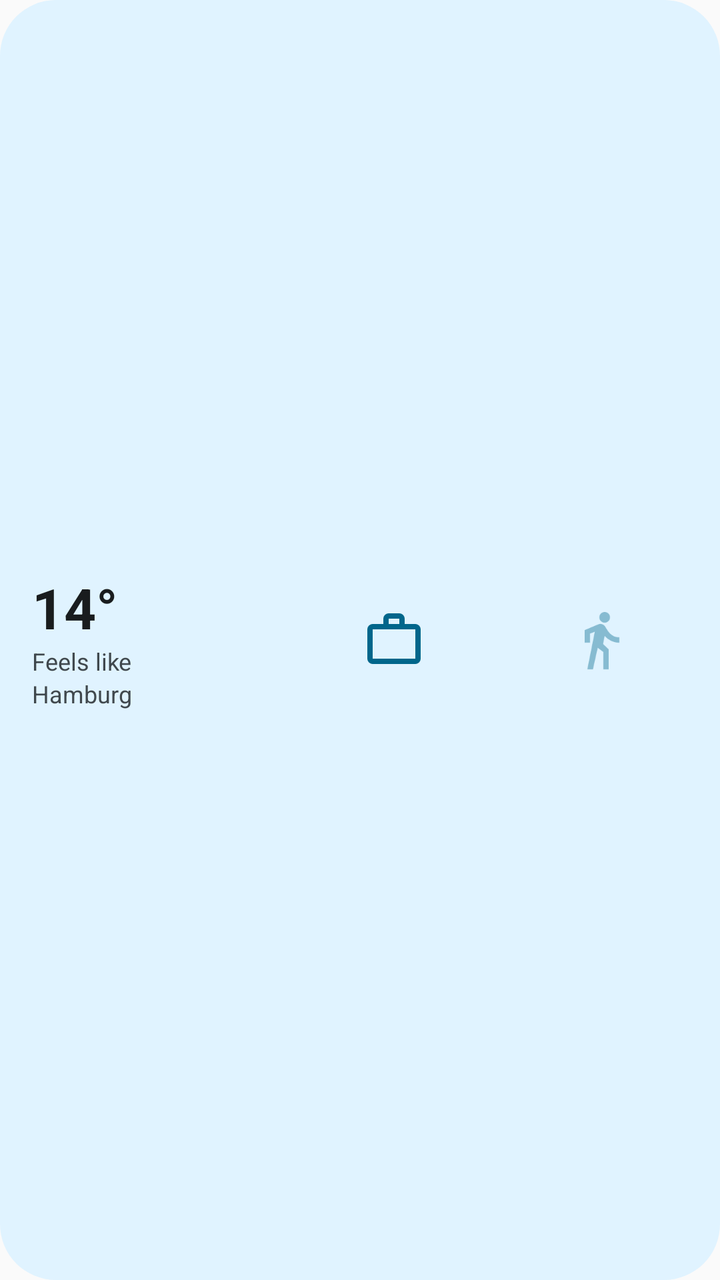
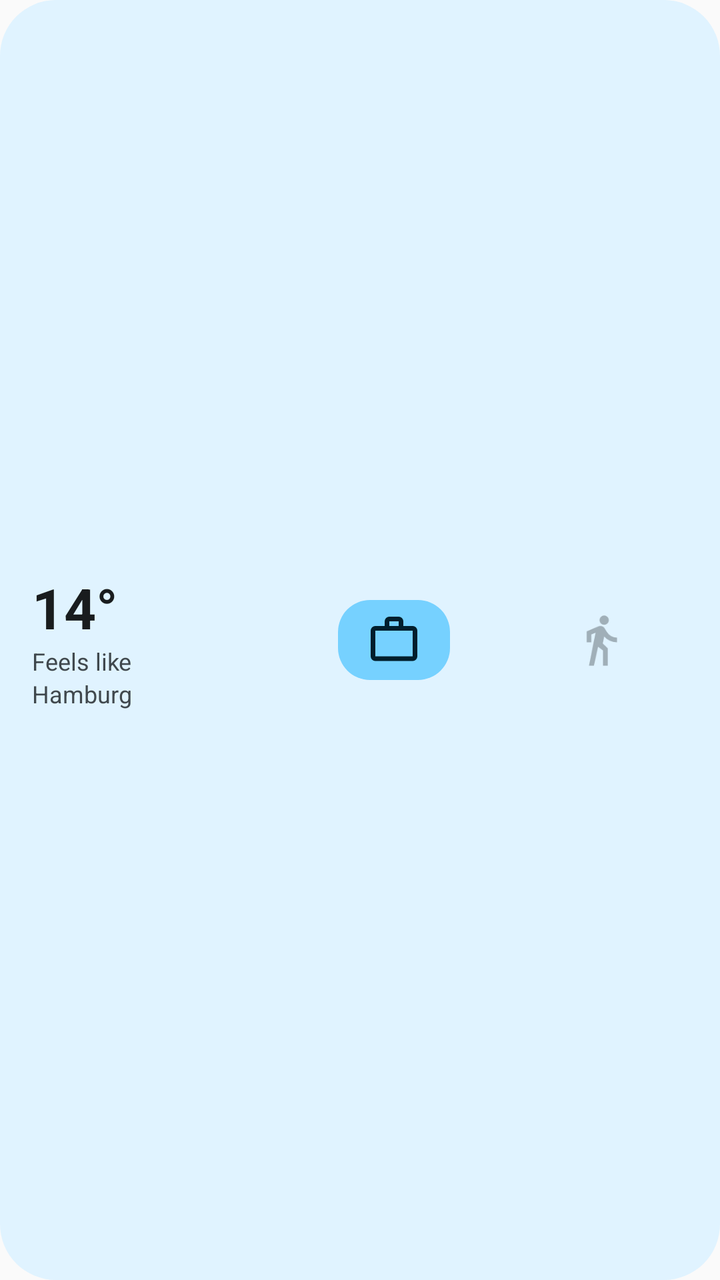

Before-and-after screenshots of an Android layout around one commit, followed by the original layout XML and the change that was made.
<!-- AndroidManifest.xml: application theme Theme.PerfectOutfit -->
<!-- res/layout/outfit_widget_preview.xml -->
<?xml version="1.0" encoding="utf-8"?>
<LinearLayout xmlns:android="http://schemas.android.com/apk/res/android"
    android:id="@android:id/background"
    android:layout_width="match_parent"
    android:layout_height="match_parent"
    android:background="@drawable/outfit_widget_background"
    android:gravity="center_vertical"
    android:orientation="horizontal"
    android:padding="8dp">

    <LinearLayout
        android:layout_width="0dp"
        android:layout_height="match_parent"
        android:layout_weight="4"
        android:gravity="center_vertical"
        android:orientation="vertical"
        android:paddingStart="8dp"
        android:paddingEnd="4dp">

        <TextView
            android:layout_width="wrap_content"
            android:layout_height="wrap_content"
            android:maxLines="1"
            android:text="@string/widget_preview_temperature"
            android:textColor="@color/widget_on_surface"
            android:textSize="28sp"
            android:textStyle="bold" />

        <TextView
            android:layout_width="match_parent"
            android:layout_height="wrap_content"
            android:maxLines="1"
            android:text="@string/widget_preview_basis"
            android:textColor="@color/widget_on_surface_variant"
            android:textSize="12sp" />

        <TextView
            android:layout_width="match_parent"
            android:layout_height="wrap_content"
            android:maxLines="1"
            android:text="@string/widget_preview_place"
            android:textColor="@color/widget_on_surface_variant"
            android:textSize="12sp" />
    </LinearLayout>

    <LinearLayout
        android:layout_width="0dp"
        android:layout_height="match_parent"
        android:layout_weight="3"
        android:gravity="center">

        <ImageView
            android:layout_width="40dp"
            android:layout_height="40dp"
            android:padding="4dp"
            android:src="@drawable/ic_work"
            android:tint="@color/widget_accent" />
    </LinearLayout>

    <LinearLayout
        android:layout_width="0dp"
        android:layout_height="match_parent"
        android:layout_weight="3"
        android:gravity="center">

        <ImageView
            android:layout_width="40dp"
            android:layout_height="40dp"
            android:alpha="0.4"
            android:padding="4dp"
            android:src="@drawable/ic_walk"
            android:tint="@color/widget_accent" />
    </LinearLayout>
</LinearLayout>
<!-- resources referenced by this layout -->
<resources>
  <color name="widget_accent">@color/widget_accent_light</color>
  <color name="widget_on_surface">@color/widget_on_surface_light</color>
  <color name="widget_on_surface_variant">@color/widget_on_surface_variant_light</color>
  <!-- drawable ic_walk (drawable) -->
  <?xml version="1.0" encoding="utf-8"?>
  <vector xmlns:android="http://schemas.android.com/apk/res/android"
      android:width="24dp"
      android:height="24dp"
      android:viewportWidth="960"
      android:viewportHeight="960">
      <group android:translateY="960">
          <path
              android:fillColor="#FF000000"
              android:pathData="m280-40 112-564-72 28v136h-80v-188l202-86q14-6 29.5-7t29.5 4q14 5 26.5 14t20.5 23l40 64q26 42 70.5 69T760-520v80q-66 0-123.5-27.5T540-540l-24 120 84 80v300h-80v-260l-84-64-72 324h-84Zm260-700q-33 0-56.5-23.5T460-820q0-33 23.5-56.5T540-900q33 0 56.5 23.5T620-820q0 33-23.5 56.5T540-740Z" />
      </group>
  </vector>
  <!-- drawable ic_work (drawable) -->
  <?xml version="1.0" encoding="utf-8"?>
  <vector xmlns:android="http://schemas.android.com/apk/res/android"
      android:width="24dp"
      android:height="24dp"
      android:viewportWidth="960"
      android:viewportHeight="960">
      <group android:translateY="960">
          <path
              android:fillColor="#FF000000"
              android:pathData="M160-120q-33 0-56.5-23.5T80-200v-440q0-33 23.5-56.5T160-720h160v-80q0-33 23.5-56.5T400-880h160q33 0 56.5 23.5T640-800v80h160q33 0 56.5 23.5T880-640v440q0 33-23.5 56.5T800-120H160Zm0-80h640v-440H160v440Zm240-520h160v-80H400v80ZM160-200v-440 440Z" />
      </group>
  </vector>
  <!-- drawable outfit_widget_background (drawable) -->
  <?xml version="1.0" encoding="utf-8"?>
  <shape xmlns:android="http://schemas.android.com/apk/res/android"
      android:shape="rectangle">
      <solid android:color="@color/widget_surface" />
      <corners android:radius="@dimen/widget_corner_radius" />
  </shape>
  <string name="widget_preview_basis">Feels like</string>
  <string name="widget_preview_place">Hamburg</string>
  <string name="widget_preview_temperature">14°</string>
  <style name="Theme.PerfectOutfit" parent="android:Theme.Material.Light.NoActionBar">
      </style>
  <color name="widget_accent_light">#FF2E6B30</color>
  <color name="widget_on_surface_light">#FF1A1C18</color>
  <color name="widget_on_surface_variant_light">#FF424940</color>
  <color name="widget_surface">@color/widget_surface_light</color>
  <dimen name="widget_corner_radius">16dp</dimen>
  <color name="widget_surface_light">#FFEDF1E6</color>
</resources>

<!-- the commit's change to res/layout/outfit_widget_preview.xml (unified diff, before → after) -->
@@ -50,11 +50,14 @@
         android:gravity="center">
 
         <ImageView
-            android:layout_width="40dp"
+            android:layout_width="56dp"
             android:layout_height="40dp"
-            android:padding="4dp"
+            android:background="@drawable/outfit_widget_chip"
+            android:importantForAccessibility="no"
+            android:paddingHorizontal="14dp"
+            android:paddingVertical="6dp"
             android:src="@drawable/ic_work"
-            android:tint="@color/widget_accent" />
+            android:tint="@color/widget_on_chip" />
     </LinearLayout>
 
     <LinearLayout
@@ -64,11 +67,13 @@
         android:gravity="center">
 
         <ImageView
-            android:layout_width="40dp"
+            android:layout_width="56dp"
             android:layout_height="40dp"
             android:alpha="0.4"
-            android:padding="4dp"
+            android:importantForAccessibility="no"
+            android:paddingHorizontal="14dp"
+            android:paddingVertical="6dp"
             android:src="@drawable/ic_walk"
-            android:tint="@color/widget_accent" />
+            android:tint="@color/widget_on_surface_variant" />
     </LinearLayout>
 </LinearLayout>
<!-- resource entries referenced after the edit -->
@@ -1,6 +1,6 @@
 <!-- resources referenced by this layout -->
 <resources>
-  <color name="widget_accent">@color/widget_accent_light</color>
+  <color name="widget_on_chip">@color/widget_on_chip_light</color>
   <color name="widget_on_surface">@color/widget_on_surface_light</color>
   <color name="widget_on_surface_variant">@color/widget_on_surface_variant_light</color>
   <!-- drawable ic_walk (drawable) -->
@@ -36,16 +36,25 @@
       <solid android:color="@color/widget_surface" />
       <corners android:radius="@dimen/widget_corner_radius" />
   </shape>
+  <!-- drawable outfit_widget_chip (drawable) -->
+  <?xml version="1.0" encoding="utf-8"?>
+  <shape xmlns:android="http://schemas.android.com/apk/res/android"
+      android:shape="rectangle">
+      <solid android:color="@color/widget_chip" />
+      <corners android:radius="16dp" />
+  </shape>
   <string name="widget_preview_basis">Feels like</string>
   <string name="widget_preview_place">Hamburg</string>
   <string name="widget_preview_temperature">14°</string>
   <style name="Theme.PerfectOutfit" parent="android:Theme.Material.Light.NoActionBar">
       </style>
-  <color name="widget_accent_light">#FF2E6B30</color>
+  <color name="widget_on_chip_light">#FF002204</color>
   <color name="widget_on_surface_light">#FF1A1C18</color>
   <color name="widget_on_surface_variant_light">#FF424940</color>
   <color name="widget_surface">@color/widget_surface_light</color>
   <dimen name="widget_corner_radius">16dp</dimen>
+  <color name="widget_chip">@color/widget_chip_light</color>
   <color name="widget_surface_light">#FFEDF1E6</color>
+  <color name="widget_chip_light">#FFB1F1A9</color>
 </resources>
 
